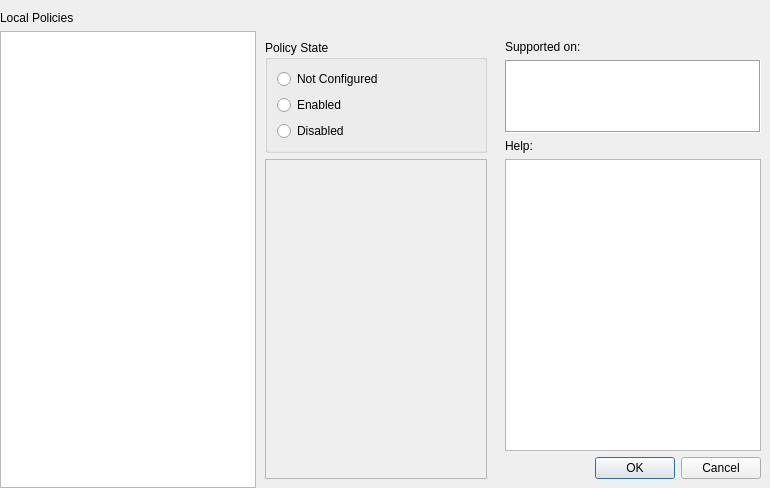
Above: src/gui/contentwidget.ui from august-alt/gpui before the change. Below: the same form after it.
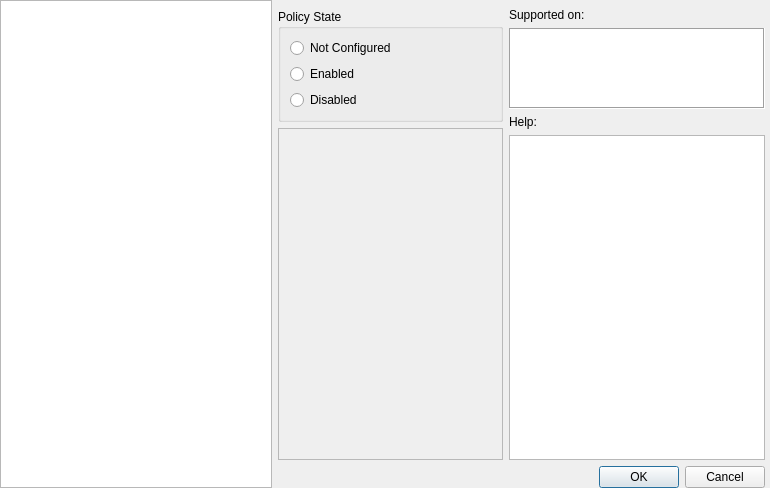
That is the form after the change.

Commit message: feat: simplify ui of a content widget

```diff
--- a/src/gui/contentwidget.ui
+++ b/src/gui/contentwidget.ui
@@ -13,32 +13,38 @@
   <property name="windowTitle">
    <string>Form</string>
   </property>
-  <layout class="QGridLayout" name="gridLayout">
-   <property name="leftMargin">
-    <number>0</number>
-   </property>
-   <property name="rightMargin">
-    <number>0</number>
-   </property>
-   <property name="bottomMargin">
-    <number>0</number>
-   </property>
-   <item row="0" column="0">
-    <widget class="QLabel" name="itemDescriptionLabel">
-     <property name="text">
-      <string>Local Policies</string>
-     </property>
-    </widget>
-   </item>
-   <item row="1" column="0">
     <layout class="QHBoxLayout" name="horizontalLayout">
-     <property name="spacing">
+   <property name="leftMargin">
+    <number>0</number>
+   </property>
+   <property name="topMargin">
+    <number>0</number>
+   </property>
+   <property name="rightMargin">
+    <number>0</number>
+   </property>
+   <property name="bottomMargin">
       <number>0</number>
      </property>
      <item>
       <widget class="QListView" name="contentListView"/>
      </item>
      <item>
+    <widget class="QWidget" name="widget" native="true">
+     <layout class="QGridLayout" name="gridLayout_4">
+      <property name="leftMargin">
+       <number>0</number>
+      </property>
+      <property name="topMargin">
+       <number>0</number>
+      </property>
+      <property name="rightMargin">
+       <number>5</number>
+      </property>
+      <property name="bottomMargin">
+       <number>0</number>
+      </property>
+      <item row="0" column="0">
       <widget class="QWidget" name="contentWidget" native="true">
        <property name="sizePolicy">
         <sizepolicy hsizetype="Preferred" vsizetype="Expanding">
@@ -53,6 +59,15 @@
         </size>
        </property>
        <layout class="QVBoxLayout" name="verticalLayout">
+         <property name="leftMargin">
+          <number>0</number>
+         </property>
+         <property name="rightMargin">
+          <number>0</number>
+         </property>
+         <property name="bottomMargin">
+          <number>0</number>
+         </property>
         <item>
          <widget class="QGroupBox" name="groupBox">
           <property name="title">
@@ -96,8 +111,8 @@
             <rect>
              <x>0</x>
              <y>0</y>
-             <width>220</width>
-             <height>318</height>
+              <width>221</width>
+              <height>327</height>
             </rect>
            </property>
           </widget>
@@ -106,7 +121,7 @@
        </layout>
       </widget>
      </item>
-     <item>
+      <item row="0" column="1">
       <widget class="QWidget" name="rightContainer" native="true">
        <property name="sizePolicy">
         <sizepolicy hsizetype="Fixed" vsizetype="Preferred">
@@ -121,16 +136,18 @@
         </size>
        </property>
        <layout class="QGridLayout" name="gridLayout_3">
-        <item row="3" column="0">
-         <widget class="QLabel" name="helpLabel">
-          <property name="text">
-           <string>Help:</string>
-          </property>
-          <property name="buddy">
-           <cstring>descriptionTextEdit</cstring>
-          </property>
-         </widget>
-        </item>
+         <property name="leftMargin">
+          <number>0</number>
+         </property>
+         <property name="topMargin">
+          <number>8</number>
+         </property>
+         <property name="rightMargin">
+          <number>0</number>
+         </property>
+         <property name="bottomMargin">
+          <number>0</number>
+         </property>
         <item row="2" column="0">
          <widget class="QTextEdit" name="supportedOnTextEdit">
           <property name="sizePolicy">
@@ -147,6 +164,26 @@
           </property>
          </widget>
         </item>
+         <item row="1" column="0">
+          <widget class="QLabel" name="supportedOnLabel">
+           <property name="text">
+            <string>Supported on:</string>
+           </property>
+           <property name="buddy">
+            <cstring>supportedOnTextEdit</cstring>
+           </property>
+          </widget>
+         </item>
+         <item row="3" column="0">
+          <widget class="QLabel" name="helpLabel">
+           <property name="text">
+            <string>Help:</string>
+           </property>
+           <property name="buddy">
+            <cstring>descriptionTextEdit</cstring>
+           </property>
+          </widget>
+         </item>
         <item row="4" column="0">
          <widget class="QTextEdit" name="descriptionTextEdit">
           <property name="sizePolicy">
@@ -166,17 +203,10 @@
           </property>
          </widget>
         </item>
-        <item row="1" column="0">
-         <widget class="QLabel" name="supportedOnLabel">
-          <property name="text">
-           <string>Supported on:</string>
-          </property>
-          <property name="buddy">
-           <cstring>supportedOnTextEdit</cstring>
-          </property>
-         </widget>
-        </item>
-        <item row="5" column="0">
+        </layout>
+       </widget>
+      </item>
+      <item row="1" column="0" colspan="2">
          <widget class="QDialogButtonBox" name="policyStateButtonBox">
           <property name="standardButtons">
            <set>QDialogButtonBox::Cancel|QDialogButtonBox::Ok</set>
@@ -185,8 +215,6 @@
         </item>
        </layout>
       </widget>
-     </item>
-    </layout>
    </item>
   </layout>
  </widget>
```
Lines whose indentation alone changed are shown as unchanged.
